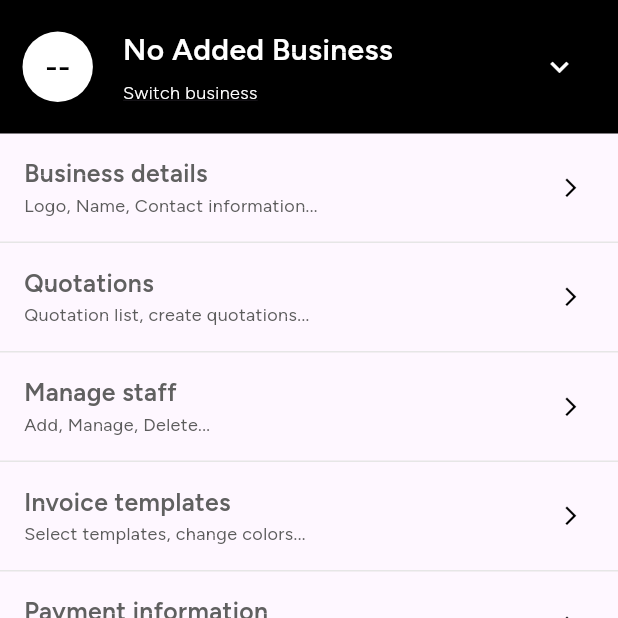
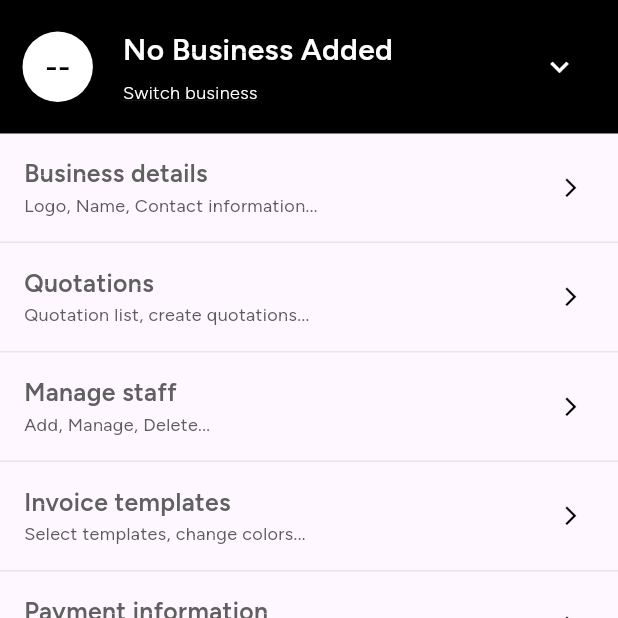
Before and after one commit to DavidEtoedia/invoyse, a Flutter app: the screen it shows after launch, on a phone screen of 412 x 824 dp, the top half of it. Run offline on Flutter 3.47's test engine with Material 3 defaults, Android fonts, the light colour scheme and no system bars; our stand-ins replace flutter_svg, image_picker.

Commit message:
text fix

```diff
--- a/lib/view/widget/top_header.dart
+++ b/lib/view/widget/top_header.dart
@@ -42,7 +42,7 @@ class TopheaderView extends StatelessWidget {
             children: [
               Text(
                 business.selectedBusiness.isEmpty
-                    ? "No Added Business"
+                    ? "No Business Added"
                     : business.selectedBusiness,
                 style: context.textTheme.bodyMedium?.copyWith(
                     color: Colors.white,
```
